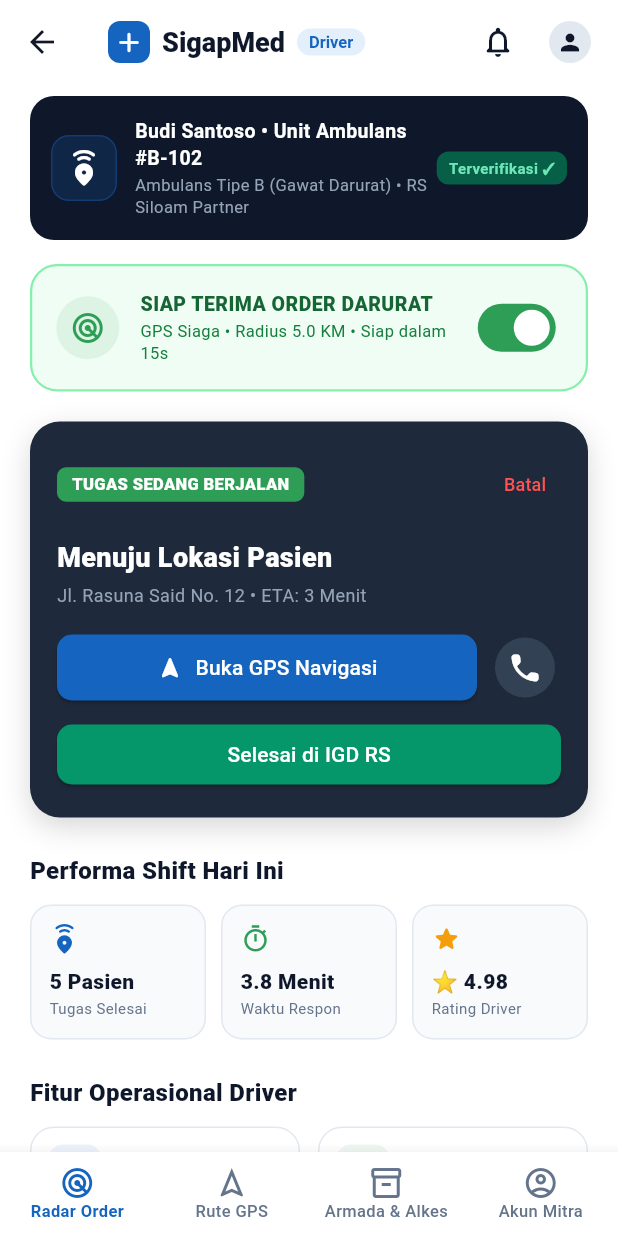
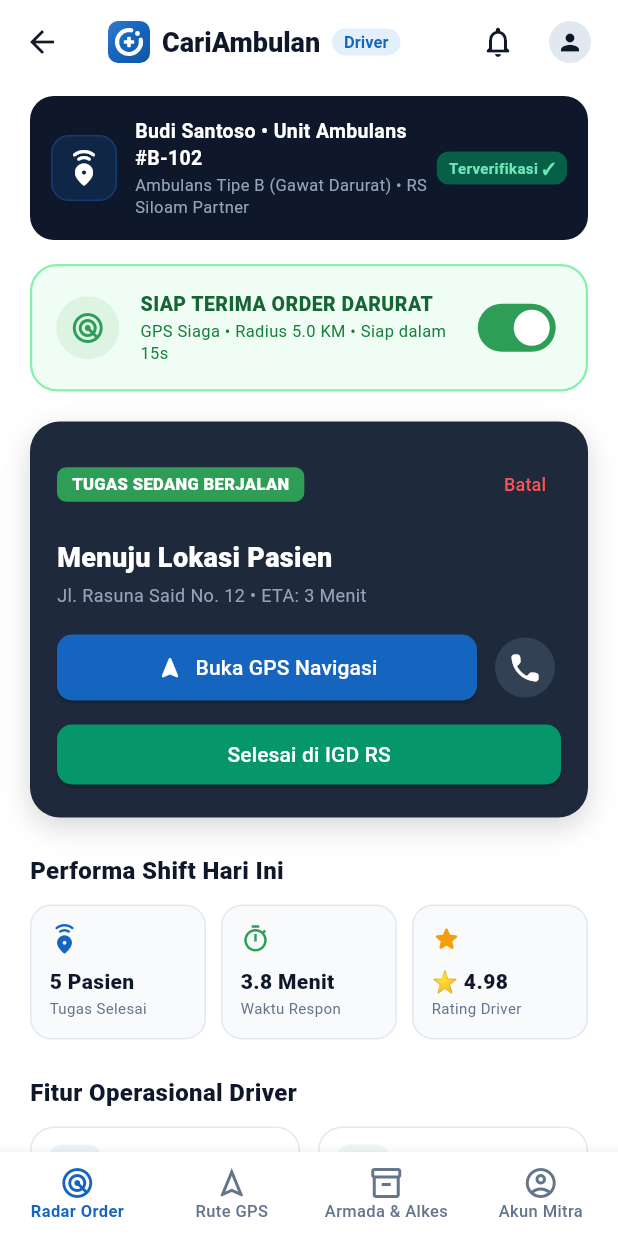
Before and after one commit to Hackathon-Bismillah-Seporsi-Kemenangan/cari-ambulan-app, a Flutter app: the AmbulanceDashboardPage screen opened directly, after a tap on "TERIMA TUGAS", on a phone screen of 412 x 824 dp. Run offline on Flutter 3.47's test engine with Material 3 defaults, Android fonts, the phone set to English and light mode, and no system bars; our stand-ins replace firebase_core, firebase_messaging, flutter_local_notifications, flutter_map, flutter_riverpod, flutter_secure_storage and 6 more; missing offline and left inert: livekit_client, vector_map_tiles, vector_tile_renderer; accounts and stored records are empty.

Commit message:
feat(brand): add vector logo and Android launcher icons
BrandMark paints the search ring with the ambulance dot and medical cross. It replaces the plain red tile on role selection and both dashboards. Launcher icons are rendered from the same painter by tool/render_brand.dart and tool/make_icons.py.

```diff
--- /dev/null
+++ b/lib/core/widgets/brand_mark.dart
@@ -0,0 +1,141 @@
+import 'dart:math' as math;
+
+import 'package:flutter/material.dart';
+
+import '../theme/app_colors.dart';
+
+/// Shape of the coloured tile behind the mark.
+enum BrandTile {
+  /// Rounded square, as shown inside the app.
+  rounded,
+
+  /// Full-bleed square (iOS and maskable launcher icons).
+  square,
+
+  /// No tile: only the mark (Android adaptive foreground).
+  none,
+}
+
+/// The CariAmbulan logo: a search ring that has found its ambulance (the
+/// dot in the ring's opening) around a medical cross. The ring doubles as
+/// the "C" of Cari.
+///
+/// Drawn as vectors so it stays sharp at any size. The launcher icons are
+/// rendered from this same painter by `tool/render_brand.dart`.
+class BrandMark extends StatelessWidget {
+  const BrandMark({
+    super.key,
+    this.size = 40,
+    this.color = AppColors.emergency,
+  });
+
+  final double size;
+
+  /// Tile colour: red for patients, blue on driver screens.
+  final Color color;
+
+  @override
+  Widget build(BuildContext context) {
+    return ExcludeSemantics(
+      child: CustomPaint(
+        size: Size.square(size),
+        painter: BrandMarkPainter(color: color),
+      ),
+    );
+  }
+}
+
+class BrandMarkPainter extends CustomPainter {
+  const BrandMarkPainter({
+    this.color = AppColors.emergency,
+    this.tile = BrandTile.rounded,
+    this.markScale = 1,
+    this.markColor = Colors.white,
+  });
+
+  final Color color;
+  final BrandTile tile;
+
+  /// Shrinks the mark inside the tile (launcher safe zones).
+  final double markScale;
+  final Color markColor;
+
+  @override
+  void paint(Canvas canvas, Size size) {
+    final s = size.shortestSide;
+    final rect = Offset.zero & Size.square(s);
+
+    if (tile != BrandTile.none) {
+      final paint = Paint()
+        ..shader = LinearGradient(
+          begin: Alignment.topLeft,
+          end: Alignment.bottomRight,
+          colors: [
+            Color.lerp(color, Colors.white, 0.14)!,
+            color,
+            Color.lerp(color, Colors.black, 0.16)!,
+          ],
+          stops: const [0, 0.45, 1],
+        ).createShader(rect);
+      if (tile == BrandTile.square) {
+        canvas.drawRect(rect, paint);
+      } else {
+        canvas.drawRRect(
+          RRect.fromRectAndRadius(rect, Radius.circular(s * 0.24)),
+          paint,
+        );
+      }
+    }
+
+    canvas.save();
+    canvas.translate(s / 2, s / 2);
+    canvas.scale(markScale);
+
+    final mark = Paint()
+      ..color = markColor
+      ..isAntiAlias = true;
+
+    // Search ring, open towards the top right.
+    const gapCenter = -math.pi / 4;
+    const gapHalf = 34 * math.pi / 180;
+    final radius = s * 0.285;
+    canvas.drawArc(
+      Rect.fromCircle(center: Offset.zero, radius: radius),
+      gapCenter + gapHalf,
+      2 * math.pi - 2 * gapHalf,
+      false,
+      Paint()
+        ..color = markColor
+        ..style = PaintingStyle.stroke
+        ..strokeWidth = s * 0.1
+        ..strokeCap = StrokeCap.round,
+    );
+
+    // The ambulance that was found.
+    canvas.drawCircle(
+      Offset(math.cos(gapCenter), math.sin(gapCenter)) * radius,
+      s * 0.058,
+      mark,
+    );
+
+    // Medical cross.
+    final arm = s * 0.25;
+    final thick = s * 0.088;
+    final corner = Radius.circular(s * 0.022);
+    for (final r in [
+      Rect.fromCenter(center: Offset.zero, width: arm, height: thick),
+      Rect.fromCenter(center: Offset.zero, width: thick, height: arm),
+    ]) {
+      canvas.drawRRect(RRect.fromRectAndRadius(r, corner), mark);
+    }
+
+    canvas.restore();
+  }
+
+  @override
+  bool shouldRepaint(BrandMarkPainter oldDelegate) =>
+      oldDelegate.color != color ||
+      oldDelegate.tile != tile ||
+      oldDelegate.markScale != markScale ||
+      oldDelegate.markColor != markColor;
+}
--- a/lib/features/dashboard/presentation/pages/ambulance_dashboard_page.dart
+++ b/lib/features/dashboard/presentation/pages/ambulance_dashboard_page.dart
@@ -2,6 +2,7 @@ import 'dart:async';
 import 'package:flutter/material.dart';
 import '../../../onboarding/data/onboarding_repository.dart';
 import '../../../../main.dart';
+import '../../../../core/widgets/brand_mark.dart';
 
 const _kBlue = Color(0xFF1565C0);
 const _kRed = Color(0xFFE53935);
@@ -92,22 +93,10 @@ class _AmbulanceDashboardPageState extends State<AmbulanceDashboardPage>
           child: Row(
             mainAxisSize: MainAxisSize.min,
             children: [
-              Container(
-                width: 28,
-                height: 28,
-                decoration: BoxDecoration(
-                  color: _kBlue,
-                  borderRadius: BorderRadius.circular(8),
-                ),
-                child: const Icon(
-                  Icons.add_rounded,
-                  color: Colors.white,
-                  size: 22,
-                ),
-              ),
+              const BrandMark(size: 28, color: _kBlue),
               const SizedBox(width: 8),
               const Text(
-                'SigapMed',
+                'CariAmbulan',
                 style: TextStyle(
                   fontSize: 18,
                   fontWeight: FontWeight.w800,
--- a/lib/features/dashboard/presentation/pages/user_dashboard_page.dart
+++ b/lib/features/dashboard/presentation/pages/user_dashboard_page.dart
@@ -1,6 +1,7 @@
 import 'package:flutter/material.dart';
 import '../../../onboarding/data/onboarding_repository.dart';
 import '../../../../main.dart';
+import '../../../../core/widgets/brand_mark.dart';
 
 const _kBlue = Color(0xFF1565C0);
 const _kRed = Color(0xFFE53935);
@@ -75,22 +76,10 @@ class _UserDashboardPageState extends State<UserDashboardPage>
           child: Row(
             mainAxisSize: MainAxisSize.min,
             children: [
-              Container(
-                width: 28,
-                height: 28,
-                decoration: BoxDecoration(
-                  color: _kRed,
-                  borderRadius: BorderRadius.circular(8),
-                ),
-                child: const Icon(
-                  Icons.add_rounded,
-                  color: Colors.white,
-                  size: 22,
-                ),
-              ),
+              const BrandMark(size: 28),
               const SizedBox(width: 8),
               const Text(
-                'SigapMed',
+                'CariAmbulan',
                 style: TextStyle(
                   fontSize: 18,
                   fontWeight: FontWeight.w800,
@@ -491,7 +480,7 @@ class _UserDashboardPageState extends State<UserDashboardPage>
             const Padding(
               padding: EdgeInsets.symmetric(horizontal: 20),
               child: Text(
-                'Layanan SigapMed',
+                'Layanan CariAmbulan',
                 style: TextStyle(
                   fontSize: 16,
                   fontWeight: FontWeight.w800,
```
Also changed, not shown: lib/features/onboarding/presentation/pages/role_selection_page.dart (+3 -10 lines), tool/render_brand.dart (added, +165 -0 lines), 13 other files.
